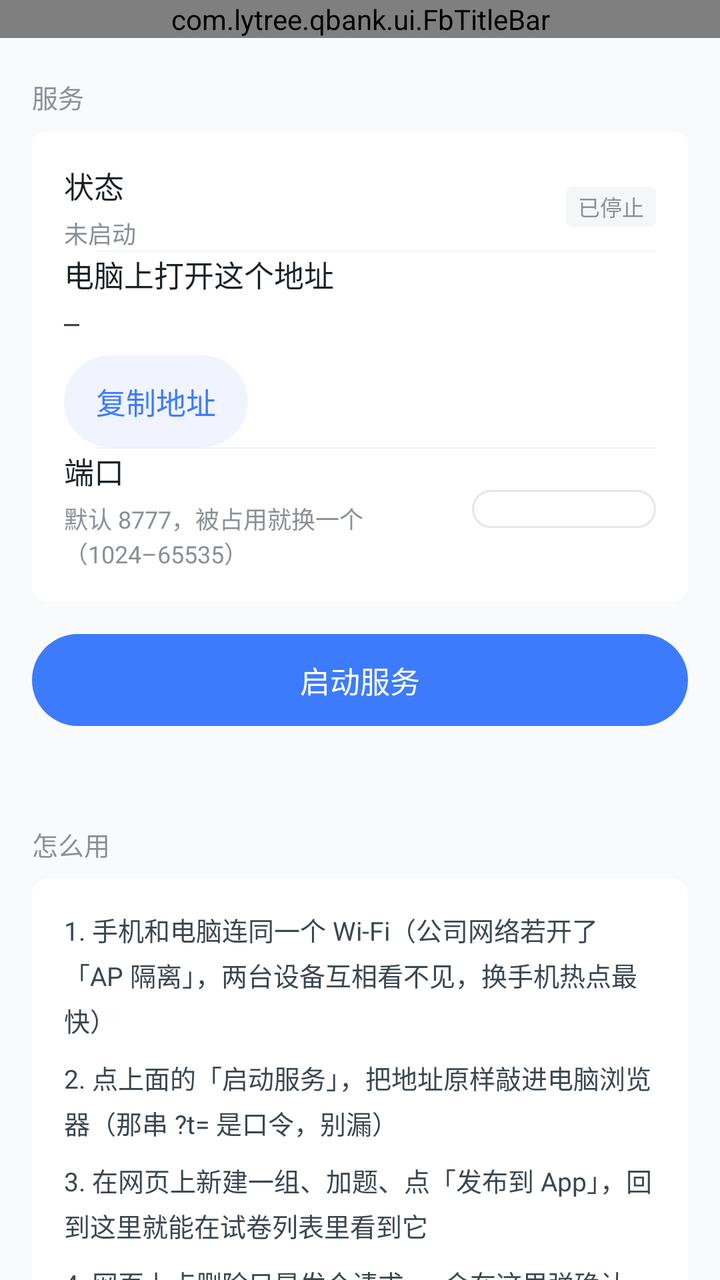
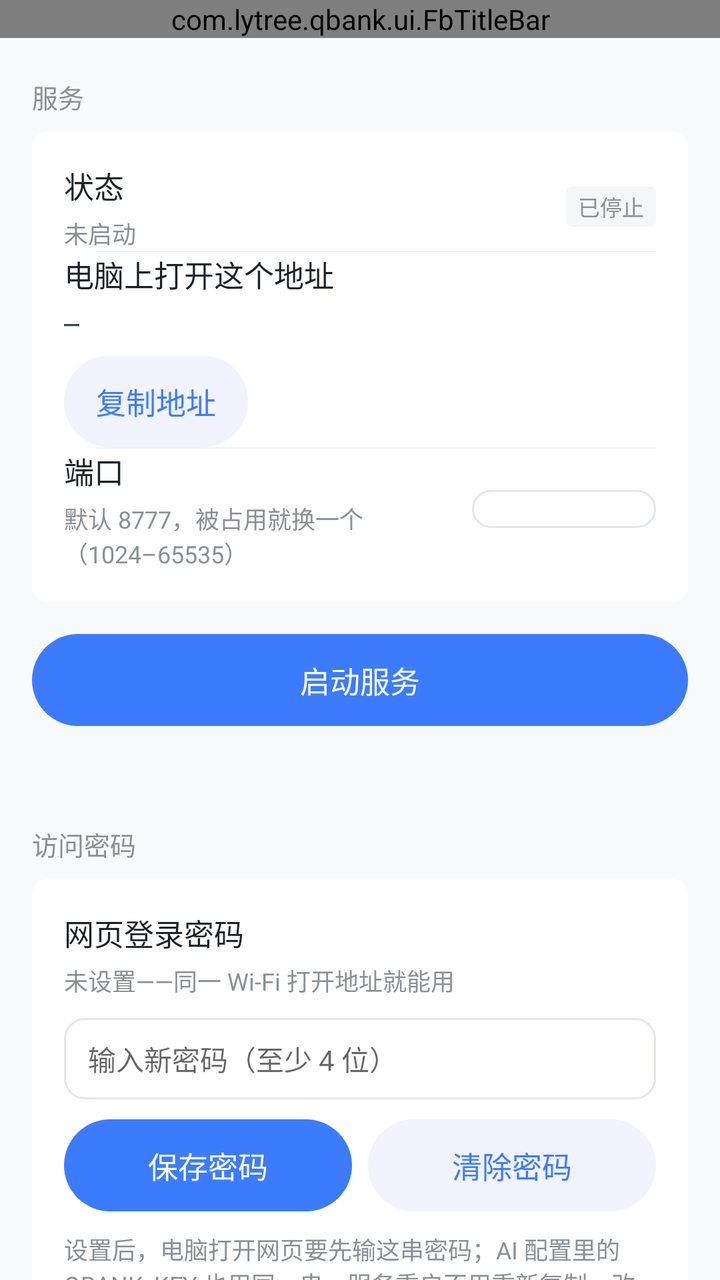

Screens rendered from an Android XML layout before and after an edit, with the pre-edit source and the edit as a unified diff.
<!-- AndroidManifest.xml: application theme Theme.QBank -->
<!-- res/layout/activity_lan_editor.xml -->
<?xml version="1.0" encoding="utf-8"?>
<LinearLayout xmlns:android="http://schemas.android.com/apk/res/android"
    xmlns:app="http://schemas.android.com/apk/res-auto"
    style="@style/FbPage">

    <com.lytree.qbank.ui.FbTitleBar
        android:id="@+id/titleBar"
        android:layout_width="match_parent"
        android:layout_height="wrap_content" />

    <ScrollView
        android:layout_width="match_parent"
        android:layout_height="0dp"
        android:layout_weight="1"
        android:scrollbars="none">

        <LinearLayout
            style="@style/FbPageColumn"
            android:paddingBottom="@dimen/fb_space_32">

            <TextView
                style="@style/FbGroupTitle"
                android:layout_width="match_parent"
                android:layout_height="wrap_content"
                android:layout_marginTop="@dimen/fb_space_20"
                android:layout_marginBottom="@dimen/fb_space_8"
                android:text="服务" />

            <LinearLayout style="@style/FbCard">

                <LinearLayout
                    android:layout_width="match_parent"
                    android:layout_height="wrap_content"
                    android:orientation="horizontal"
                    android:gravity="center_vertical">

                    <LinearLayout
                        android:layout_width="0dp"
                        android:layout_height="wrap_content"
                        android:layout_weight="1"
                        android:orientation="vertical">

                        <TextView
                            style="@style/FbRowTitle"
                            android:layout_width="wrap_content"
                            android:layout_height="wrap_content"
                            android:text="状态" />

                        <TextView
                            android:id="@+id/tvState"
                            style="@style/FbRowSub"
                            android:layout_width="wrap_content"
                            android:layout_height="wrap_content"
                            android:text="未启动" />
                    </LinearLayout>

                    <TextView
                        android:id="@+id/tvBadge"
                        style="@style/FbPill"
                        android:layout_width="wrap_content"
                        android:layout_height="wrap_content"
                        android:text="已停止" />
                </LinearLayout>

                <View style="@style/FbDividerInset" />

                <LinearLayout
                    android:layout_width="match_parent"
                    android:layout_height="wrap_content"
                    android:orientation="vertical">

                    <TextView
                        style="@style/FbRowTitle"
                        android:layout_width="wrap_content"
                        android:layout_height="wrap_content"
                        android:text="电脑上打开这个地址" />

                    <TextView
                        android:id="@+id/tvUrl"
                        style="@style/FbBodySm"
                        android:layout_width="match_parent"
                        android:layout_height="wrap_content"
                        android:layout_marginTop="4dp"
                        android:fontFamily="monospace"
                        android:textIsSelectable="true"
                        android:text="—" />

                    <com.google.android.material.button.MaterialButton
                        android:id="@+id/btnCopy"
                        style="@style/FbGhostButton"
                        android:layout_width="wrap_content"
                        android:layout_height="wrap_content"
                        android:layout_marginTop="8dp"
                        android:text="复制地址" />
                </LinearLayout>

                <View style="@style/FbDividerInset" />

                <LinearLayout
                    android:layout_width="match_parent"
                    android:layout_height="wrap_content"
                    android:orientation="horizontal"
                    android:gravity="center_vertical">

                    <LinearLayout
                        android:layout_width="0dp"
                        android:layout_height="wrap_content"
                        android:layout_weight="1"
                        android:orientation="vertical">

                        <TextView
                            style="@style/FbRowTitle"
                            android:layout_width="wrap_content"
                            android:layout_height="wrap_content"
                            android:text="端口" />

                        <TextView
                            style="@style/FbRowSub"
                            android:layout_width="wrap_content"
                            android:layout_height="wrap_content"
                            android:text="默认 8777，被占用就换一个（1024–65535）" />
                    </LinearLayout>

                    <EditText
                        android:id="@+id/etPort"
                        android:layout_width="92dp"
                        android:layout_height="wrap_content"
                        android:background="@drawable/bg_fb_input"
                        android:gravity="center"
                        android:inputType="number"
                        android:maxLength="5"
                        android:paddingStart="8dp"
                        android:paddingEnd="8dp"
                        android:textSize="@dimen/fb_text_body_size"
                        android:importantForAutofill="no" />
                </LinearLayout>
            </LinearLayout>

            <com.google.android.material.button.MaterialButton
                android:id="@+id/btnToggle"
                style="@style/FbPrimaryButton"
                android:layout_width="match_parent"
                android:layout_height="wrap_content"
                android:layout_marginTop="@dimen/fb_space_16"
                android:text="启动服务" />

            <TextView
                android:id="@+id/tvHint"
                style="@style/FbBodySm"
                android:layout_width="match_parent"
                android:layout_height="wrap_content"
                android:layout_marginTop="@dimen/fb_space_12"
                android:textColor="@color/fb_text_tertiary" />

            <TextView
                style="@style/FbGroupTitle"
                android:layout_width="match_parent"
                android:layout_height="wrap_content"
                android:layout_marginTop="@dimen/fb_space_20"
                android:layout_marginBottom="@dimen/fb_space_8"
                android:text="怎么用" />

            <LinearLayout style="@style/FbCard">

                <TextView
                    style="@style/FbBodySm"
                    android:layout_width="match_parent"
                    android:layout_height="wrap_content"
                    android:lineSpacingExtra="4dp"
                    android:text="1. 手机和电脑连同一个 Wi-Fi（公司网络若开了「AP 隔离」，两台设备互相看不见，换手机热点最快）" />

                <TextView
                    style="@style/FbBodySm"
                    android:layout_width="match_parent"
                    android:layout_height="wrap_content"
                    android:layout_marginTop="10dp"
                    android:lineSpacingExtra="4dp"
                    android:text="2. 点上面的「启动服务」，把地址原样敲进电脑浏览器（那串 ?t= 是口令，别漏）" />

                <TextView
                    style="@style/FbBodySm"
                    android:layout_width="match_parent"
                    android:layout_height="wrap_content"
                    android:layout_marginTop="10dp"
                    android:lineSpacingExtra="4dp"
                    android:text="3. 在网页上新建一组、加题、点「发布到 App」，回到这里就能在试卷列表里看到它" />

                <TextView
                    style="@style/FbBodySm"
                    android:layout_width="match_parent"
                    android:layout_height="wrap_content"
                    android:layout_marginTop="10dp"
                    android:lineSpacingExtra="4dp"
                    android:text="4. 网页上点删除只是发个请求——会在这里弹确认框，点「确认删除」才真的删；不点，10 分钟后自动作废" />

                <TextView
                    style="@style/FbRowSub"
                    android:layout_width="match_parent"
                    android:layout_height="wrap_content"
                    android:layout_marginTop="12dp"
                    android:text="提示：覆盖发布时旧卷的作答记录会清掉，但题目内容会自动存成一个版本，网页右侧「版本」里能回滚；加题过程中手机锁屏不影响服务。" />
            </LinearLayout>

            <TextView
                style="@style/FbGroupTitle"
                android:layout_width="match_parent"
                android:layout_height="wrap_content"
                android:layout_marginTop="@dimen/fb_space_20"
                android:layout_marginBottom="@dimen/fb_space_8"
                android:text="AI 接入（MCP）" />

            <LinearLayout style="@style/FbCard">

                <TextView
                    style="@style/FbBodySm"
                    android:layout_width="match_parent"
                    android:layout_height="wrap_content"
                    android:lineSpacingExtra="4dp"
                    android:text="给 Claude Desktop / Cursor 这类 AI 客户端用：把下面这段 JSON 粘进它的 MCP 配置，AI 就能直接列组、加题、改题、体检错题、批改作答、补解析——删除仍然要在这台手机上点确认。" />

                <TextView
                    android:id="@+id/tvMcp"
                    style="@style/FbBodySm"
                    android:layout_width="match_parent"
                    android:layout_height="wrap_content"
                    android:layout_marginTop="10dp"
                    android:background="@drawable/bg_fb_input"
                    android:fontFamily="monospace"
                    android:padding="10dp"
                    android:textIsSelectable="true"
                    android:textSize="11sp" />

                <TextView
                    style="@style/FbRowSub"
                    android:layout_width="match_parent"
                    android:layout_height="wrap_content"
                    android:layout_marginTop="8dp"
                    android:text="args 里的路径要换成电脑上 tools/qbank-mcp/dist/index.js 的实际路径（Windows 用正斜杠更省事）。服务重启后口令会变，回来重新复制一次。" />

                <com.google.android.material.button.MaterialButton
                    android:id="@+id/btnCopyMcp"
                    style="@style/FbGhostButton"
                    android:layout_width="wrap_content"
                    android:layout_height="wrap_content"
                    android:layout_marginTop="8dp"
                    android:text="复制配置" />
            </LinearLayout>
        </LinearLayout>
    </ScrollView>
</LinearLayout>
<!-- resources referenced by this layout -->
<resources>
  <color name="fb_text_tertiary">#5F6367</color>
  <dimen name="fb_space_12">12dp</dimen>
  <dimen name="fb_space_16">16dp</dimen>
  <dimen name="fb_space_20">20dp</dimen>
  <dimen name="fb_space_32">32dp</dimen>
  <dimen name="fb_space_8">8dp</dimen>
  <dimen name="fb_text_body_size">14sp</dimen>
  <style name="FbDividerInset" parent="FbDivider">
          <item name="android:layout_marginStart">@dimen/fb_card_pad</item>
      </style>
  <style name="FbGroupTitle">
          <item name="android:textSize">@dimen/fb_text_group</item>
          <item name="android:textColor">@color/fb_text_meta</item>
          <item name="android:includeFontPadding">false</item>
      </style>
  <style name="FbPage">
          <item name="android:layout_width">match_parent</item>
          <item name="android:layout_height">match_parent</item>
          <item name="android:orientation">vertical</item>
          <item name="android:background">@color/fb_page_bg</item>
      </style>
  <style name="FbRowSub" parent="FbItemSub">
          <item name="android:layout_width">match_parent</item>
          <item name="android:layout_height">wrap_content</item>
          <item name="android:layout_marginTop">@dimen/fb_space_4</item>
          <item name="android:maxLines">3</item>
      </style>
  <color name="fb_card_bg">#FFFFFF</color>
  <dimen name="fb_text_body_sm">13sp</dimen>
  <color name="fb_text_secondary">#3C464F</color>
  <!-- drawable bg_fb_card (drawable) -->
  <?xml version="1.0" encoding="utf-8"?>
  <shape xmlns:android="http://schemas.android.com/apk/res/android" android:shape="rectangle">
      <solid android:color="@color/fb_card_bg" />
      <corners android:radius="@dimen/fb_card_radius" />
  </shape>
  <dimen name="fb_card_pad">16dp</dimen>
  <style name="FbDivider">
          <item name="android:layout_width">match_parent</item>
          <item name="android:layout_height">0.5dp</item>
          <item name="android:background">@color/fb_divider</item>
      </style>
  <dimen name="fb_btn_h">46dp</dimen>
  <dimen name="fb_btn_text_size">15sp</dimen>
  <color name="fb_primary">#3C7CFC</color>
  <color name="fb_primary_bg">#F1F3FF</color>
  <dimen name="fb_btn_radius">23dp</dimen>
  <color name="fb_ripple">#1A3C7CFC</color>
  <dimen name="fb_text_group">13sp</dimen>
  <color name="fb_text_meta">#8A9095</color>
  <color name="fb_page_bg">#F9FAFC</color>
  <dimen name="fb_page_pad">16dp</dimen>
  <!-- drawable bg_fb_pill_fill (drawable) -->
  <?xml version="1.0" encoding="utf-8"?>
  <shape xmlns:android="http://schemas.android.com/apk/res/android"
      android:shape="rectangle">
      <solid android:color="@color/fb_fill" />
      <corners android:radius="@dimen/fb_type_tag_radius" />
  </shape>
  <dimen name="fb_tag_pad_h">6dp</dimen>
  <dimen name="fb_tag_pad_v">2dp</dimen>
  <dimen name="fb_text_tag">11sp</dimen>
  <color name="fb_text_on_primary">#FFFFFF</color>
  <style name="FbItemSub">
          <item name="android:textSize">@dimen/fb_text_item_sub</item>
          <item name="android:textColor">@color/fb_text_meta</item>
          <item name="android:maxLines">2</item>
          <item name="android:ellipsize">end</item>
      </style>
  <dimen name="fb_space_4">4dp</dimen>
  <dimen name="fb_text_item_title">15sp</dimen>
  <color name="fb_text_title">#1B2126</color>
  <color name="fb_primary_deep">#2A5FD6</color>
  <color name="fb_bar_bg">#FFFFFF</color>
  <dimen name="fb_card_radius">8dp</dimen>
  <color name="fb_divider">#F0F2F5</color>
  <color name="fb_fill">#F5F6F8</color>
  <dimen name="fb_type_tag_radius">3dp</dimen>
  <dimen name="fb_text_item_sub">12sp</dimen>
  <style name="ShapeAppearance.QBank.Dialog" parent="">
          <item name="cornerFamily">rounded</item>
          <item name="cornerSize">@dimen/fb_radius_sheet</item>
      </style>
  <dimen name="fb_radius_sheet">12dp</dimen>
  <!-- unchanged entries left out for length: 10 -->
</resources>

<!-- the commit's change to res/layout/activity_lan_editor.xml (unified diff, before → after) -->
@@ -158,6 +158,82 @@
                 android:layout_height="wrap_content"
                 android:layout_marginTop="@dimen/fb_space_20"
                 android:layout_marginBottom="@dimen/fb_space_8"
+                android:text="访问密码" />
+
+            <LinearLayout style="@style/FbCard">
+
+                <LinearLayout
+                    android:layout_width="match_parent"
+                    android:layout_height="wrap_content"
+                    android:orientation="vertical">
+
+                    <TextView
+                        style="@style/FbRowTitle"
+                        android:layout_width="wrap_content"
+                        android:layout_height="wrap_content"
+                        android:text="网页登录密码" />
+
+                    <TextView
+                        android:id="@+id/tvPasswordState"
+                        style="@style/FbRowSub"
+                        android:layout_width="wrap_content"
+                        android:layout_height="wrap_content"
+                        android:text="未设置——同一 Wi-Fi 打开地址就能用" />
+                </LinearLayout>
+
+                <EditText
+                    android:id="@+id/etPassword"
+                    android:layout_width="match_parent"
+                    android:layout_height="wrap_content"
+                    android:layout_marginTop="10dp"
+                    android:background="@drawable/bg_fb_input"
+                    android:hint="输入新密码（至少 4 位）"
+                    android:importantForAutofill="no"
+                    android:inputType="textPassword"
+                    android:paddingStart="12dp"
+                    android:paddingTop="10dp"
+                    android:paddingEnd="12dp"
+                    android:paddingBottom="10dp"
+                    android:textSize="@dimen/fb_text_body_size" />
+
+                <LinearLayout
+                    android:layout_width="match_parent"
+                    android:layout_height="wrap_content"
+                    android:layout_marginTop="10dp"
+                    android:orientation="horizontal">
+
+                    <com.google.android.material.button.MaterialButton
+                        android:id="@+id/btnSavePassword"
+                        style="@style/FbPrimaryButton"
+                        android:layout_width="0dp"
+                        android:layout_height="wrap_content"
+                        android:layout_weight="1"
+                        android:text="保存密码" />
+
+                    <com.google.android.material.button.MaterialButton
+                        android:id="@+id/btnClearPassword"
+                        style="@style/FbGhostButton"
+                        android:layout_width="0dp"
+                        android:layout_height="wrap_content"
+                        android:layout_marginStart="8dp"
+                        android:layout_weight="1"
+                        android:text="清除密码" />
+                </LinearLayout>
+
+                <TextView
+                    style="@style/FbRowSub"
+                    android:layout_width="match_parent"
+                    android:layout_height="wrap_content"
+                    android:layout_marginTop="10dp"
+                    android:text="设置后，电脑打开网页要先输这串密码；AI 配置里的 QBANK_KEY 也用同一串，服务重启不用重新复制。改密码会让已登录的浏览器重新登录。" />
+            </LinearLayout>
+
+            <TextView
+                style="@style/FbGroupTitle"
+                android:layout_width="match_parent"
+                android:layout_height="wrap_content"
+                android:layout_marginTop="@dimen/fb_space_20"
+                android:layout_marginBottom="@dimen/fb_space_8"
                 android:text="怎么用" />
 
             <LinearLayout style="@style/FbCard">
@@ -175,23 +251,23 @@
                     android:layout_height="wrap_content"
                     android:layout_marginTop="10dp"
                     android:lineSpacingExtra="4dp"
-                    android:text="2. 点上面的「启动服务」，把地址原样敲进电脑浏览器（那串 ?t= 是口令，别漏）" />
-
-                <TextView
-                    style="@style/FbBodySm"
-                    android:layout_width="match_parent"
-                    android:layout_height="wrap_content"
-                    android:layout_marginTop="10dp"
-                    android:lineSpacingExtra="4dp"
-                    android:text="3. 在网页上新建一组、加题、点「发布到 App」，回到这里就能在试卷列表里看到它" />
-
-                <TextView
-                    style="@style/FbBodySm"
-                    android:layout_width="match_parent"
-                    android:layout_height="wrap_content"
-                    android:layout_marginTop="10dp"
-                    android:lineSpacingExtra="4dp"
-                    android:text="4. 网页上点删除只是发个请求——会在这里弹确认框，点「确认删除」才真的删；不点，10 分钟后自动作废" />
+                    android:text="2. 点上面的「启动服务」，把地址敲进电脑浏览器；设了访问密码的话，先在登录页输一次（一周内不用再输）" />
+
+                <TextView
+                    style="@style/FbBodySm"
+                    android:layout_width="match_parent"
+                    android:layout_height="wrap_content"
+                    android:layout_marginTop="10dp"
+                    android:lineSpacingExtra="4dp"
+                    android:text="3. 在网页上新建一组、加题，点「发布到 App」——会在这里弹确认框，点「确认发布」才写进题库" />
+
+                <TextView
+                    style="@style/FbBodySm"
+                    android:layout_width="match_parent"
+                    android:layout_height="wrap_content"
+                    android:layout_marginTop="10dp"
+                    android:lineSpacingExtra="4dp"
+                    android:text="4. 回滚和删除也一样：网页上只是发请求，要在这里点确认才真的动库；不点，10 分钟后自动作废" />
 
                 <TextView
                     style="@style/FbRowSub"
@@ -216,7 +292,7 @@
                     android:layout_width="match_parent"
                     android:layout_height="wrap_content"
                     android:lineSpacingExtra="4dp"
-                    android:text="给 Claude Desktop / Cursor 这类 AI 客户端用：把下面这段 JSON 粘进它的 MCP 配置，AI 就能直接列组、加题、改题、体检错题、批改作答、补解析——删除仍然要在这台手机上点确认。" />
+                    android:text="给 Claude Desktop / Cursor 这类 AI 客户端用：把下面这段 JSON 粘进它的 MCP 配置，AI 就能直接列组、加题、改题、体检错题、批改作答、补解析。QBANK_KEY 是写入口令，只放在配置里、不出现在网页地址上；有了它 AI 发布不用再点手机，删除仍然要确认。" />
 
                 <TextView
                     android:id="@+id/tvMcp"
@@ -235,7 +311,7 @@
                     android:layout_width="match_parent"
                     android:layout_height="wrap_content"
                     android:layout_marginTop="8dp"
-                    android:text="args 里的路径要换成电脑上 tools/qbank-mcp/dist/index.js 的实际路径（Windows 用正斜杠更省事）。服务重启后口令会变，回来重新复制一次。" />
+                    android:text="args 里的路径要换成电脑上 tools/qbank-mcp/dist/index.js 的实际路径（Windows 用正斜杠更省事）。QBANK_KEY 每次启动都会变，重启后回来重新复制一次。" />
 
                 <com.google.android.material.button.MaterialButton
                     android:id="@+id/btnCopyMcp"
